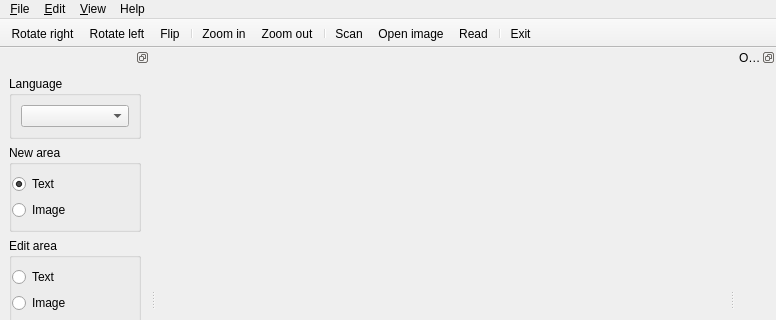
Before: the Qt Designer form ui/ui_lector.ui in zdenop/lector, drawn with Qt 5; both pictures show x 0 to 776 and y 0 to 320 of the 776 by 572 pixel window.
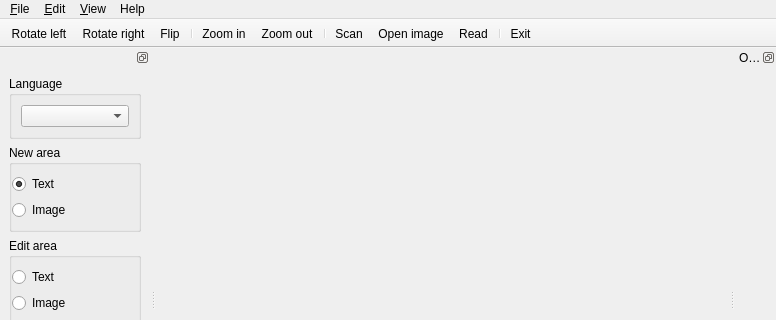
After: the same form once the commit is applied. Icons and pictures are not drawn.

The edit to the form file:
```diff
--- a/ui/ui_lector.ui
+++ b/ui/ui_lector.ui
@@ -94,8 +94,8 @@
    <attribute name="toolBarBreak">
     <bool>false</bool>
    </attribute>
-   <addaction name="actionRotateRight"/>
    <addaction name="actionRotateLeft"/>
+   <addaction name="actionRotateRight"/>   
    <addaction name="actionRotateFull"/>
    <addaction name="separator"/>
    <addaction name="actionZoomIn"/>
```
Left out of the diff: 2 changed lines with no effect on the pictures.
